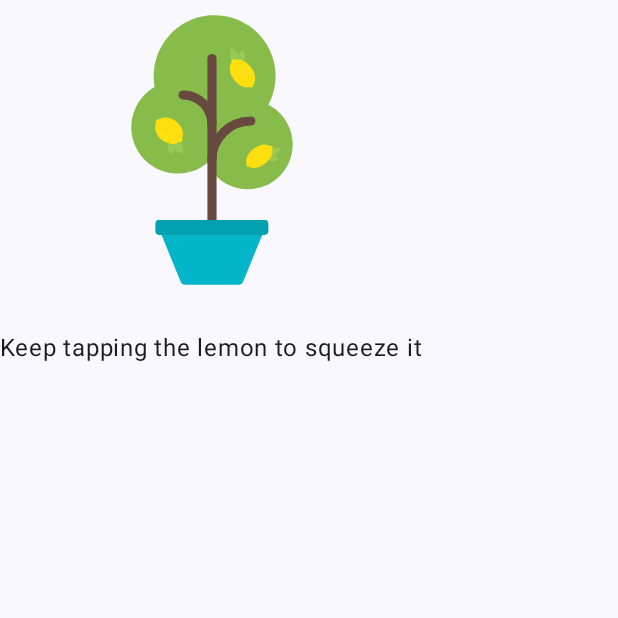
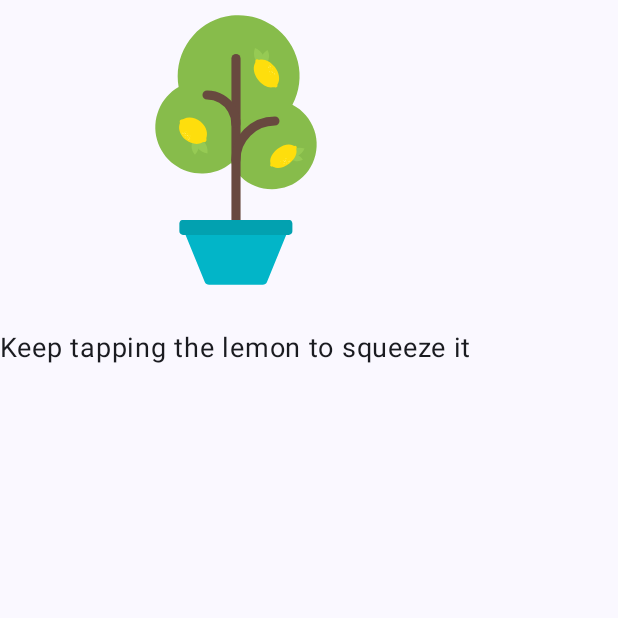
Before and after one commit to joaofcmont/BirthdayCard, an Android app built with Jetpack Compose: the composable LemonadeImageAndText shown on its own in the app's theme, on a phone screen of 412 x 824 dp, the top half of it. Run offline under Robolectric (Android 15) with nearby library versions, the phone set to English and light mode, and no system bars.

Commit message:
Change font size

```diff
--- a/JuiceLemons/app/src/main/java/com/example/juicelemons/MainActivity.kt
+++ b/JuiceLemons/app/src/main/java/com/example/juicelemons/MainActivity.kt
@@ -83,7 +83,7 @@ fun LemonadeImageAndText(modifier: Modifier = Modifier) {
         Spacer(modifier = Modifier.padding(10.dp))
         Text(
             text = textShowed
-            , fontSize = 16.sp)}
+            , fontSize = 18.sp)}
 
 
     }
```
